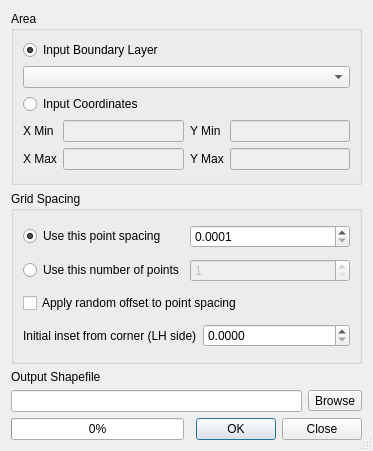
The window that python/plugins/fTools/tools/frmRegPoints.ui (qgis/QGIS) describes before a commit, drawn with Qt 5.
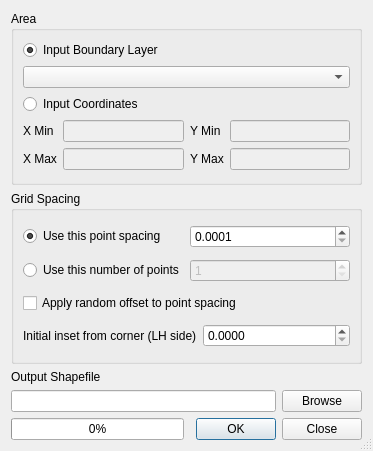
The same window after the commit.

Commit message: [ftools] homogenizes UI: changes browse button from QToolButton to QPushButton

```diff
--- a/python/plugins/fTools/tools/frmRegPoints.ui
+++ b/python/plugins/fTools/tools/frmRegPoints.ui
@@ -218,7 +218,7 @@
       </widget>
      </item>
      <item>
-      <widget class="QToolButton" name="toolOut">
+      <widget class="QPushButton" name="toolOut">
        <property name="text">
         <string>Browse</string>
        </property>
```
The commit also changes 13 other files.
